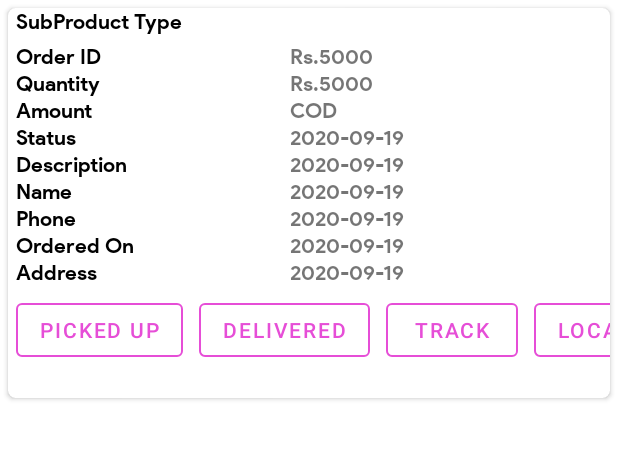
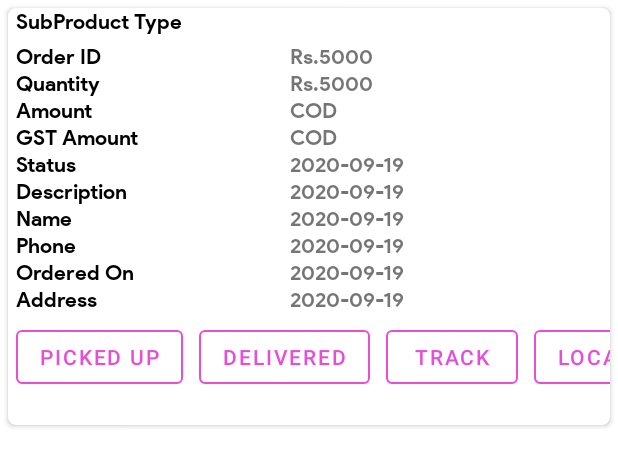
Before and after one commit to NetworkSoftware/NanjilMartDeliveryBoy, an Android app: the layout order_row_item.xml on its own in the app's theme, with its tools: preview values and no code run, on a phone screen of 412 x 824 dp. Shown: the top 466 px of the screen. Run offline under Robolectric (Android 15) with nearby library versions, the phone set to English and light mode, and no system bars; network calls fail.

Commit message:
gopalcommit06/20

```diff
--- a/app/build.gradle
+++ b/app/build.gradle
@@ -10,8 +10,8 @@ android {
         applicationId "pro.network.nanjilmartdelivery"
         minSdkVersion 19
         targetSdkVersion 30
-        versionCode 8
-        versionName "1.0.8"
+        versionCode 9
+        versionName "1.0.9"
         multiDexEnabled true
         testInstrumentationRunner "androidx.test.runner.AndroidJUnitRunner"
     }
--- a/app/src/main/java/pro/network/nanjilmartdelivery/app/PdfConfig.java
+++ b/app/src/main/java/pro/network/nanjilmartdelivery/app/PdfConfig.java
@@ -138,6 +138,11 @@ public class PdfConfig {
         table7.addCell(createTextLeft("", catNormalFont, false));
         table7.addCell(createTextRight("Delivery Fee", catNormalFont));
         table7.addCell(createTextLeft(mainbean.getDcharge(), catNormalFont, false));
+
+        table7.addCell(createTextLeft("", catNormalFont, false));
+        table7.addCell(createTextLeft("", catNormalFont, false));
+        table7.addCell(createTextRight("GST Amount", catNormalFont));
+        table7.addCell(createTextLeft(mainbean.getGstAmt(), catNormalFont, false));
 
         table7.addCell(createTextLeft("", catNormalFont, false));
         table7.addCell(createTextLeft("", catNormalFont, false));
--- a/app/src/main/java/pro/network/nanjilmartdelivery/product/MainActivityOrder.java
+++ b/app/src/main/java/pro/network/nanjilmartdelivery/product/MainActivityOrder.java
@@ -159,6 +159,7 @@ public class MainActivityOrder extends AppCompatActivity implements OrderAdapter
                             order.setPhone(jsonObject.getString("phone"));
                             order.setAddress(jsonObject.getString("address"));
                             order.setReson(jsonObject.getString("reason"));
+                            order.setGstAmt(jsonObject.getString("gstAmt"));
                             order.setCreatedOn(jsonObject.getString("createdon"));
                             order.setTotal(jsonObject.getString("total"));
                             order.setSubProduct(jsonObject.getString("subProduct"));
--- a/app/src/main/java/pro/network/nanjilmartdelivery/product/OrderAdapter.java
+++ b/app/src/main/java/pro/network/nanjilmartdelivery/product/OrderAdapter.java
@@ -49,6 +49,7 @@ public class OrderAdapter extends RecyclerView.Adapter<OrderAdapter.MyViewHolder
         holder.order_id.setText("#"+ order.getId());
         holder.quantity.setText(order.getQuantity());
         holder.status.setText(order.getStatus());
+        holder.gstAmt.setText(order.gstAmt);
         holder.phone.setText(order.getPhone());
         holder.name.setText(order.getName());
         holder.address.setText(order.getAddress());
@@ -181,7 +182,7 @@ public class OrderAdapter extends RecyclerView.Adapter<OrderAdapter.MyViewHolder
 
     public class MyViewHolder extends RecyclerView.ViewHolder {
         public TextView name, price, status, quantity,
-                phone, orderedOn, address, reason,order_id,location,subProduct;
+                phone, orderedOn,gstAmt, address, reason,order_id,location,subProduct;
         public ImageView thumbnail;
         public RecyclerView cart_sub_list;
         Button deliveredBtn, whatsapp, call,
@@ -194,6 +195,7 @@ public class OrderAdapter extends RecyclerView.Adapter<OrderAdapter.MyViewHolder
             order_id = view.findViewById(R.id.order_id);
             price = view.findViewById(R.id.price);
             name = view.findViewById(R.id.name);
+            gstAmt = view.findViewById(R.id.gstAmt);
             phone = view.findViewById(R.id.phone);
             status = view.findViewById(R.id.status);
             quantity = view.findViewById(R.id.quantity);
--- a/app/src/main/res/layout/order_row_item.xml
+++ b/app/src/main/res/layout/order_row_item.xml
@@ -80,6 +80,15 @@
                     android:fontFamily="@font/sans_bold"
                     android:gravity="left"
                     android:text="Amount"
+                    android:textColor="@android:color/black" />
+                <TextView
+                    android:layout_width="match_parent"
+                    android:layout_height="wrap_content"
+                    android:layout_gravity="left"
+                    android:layout_marginRight="10dp"
+                    android:fontFamily="@font/sans_bold"
+                    android:gravity="left"
+                    android:text="GST Amount"
                     android:textColor="@android:color/black" />
 
                 <TextView
@@ -175,6 +184,16 @@
 
                 <TextView
                     android:id="@+id/price"
+                    android:layout_width="match_parent"
+                    android:layout_height="wrap_content"
+                    android:layout_gravity="left"
+                    android:layout_marginLeft="15dp"
+                    android:fontFamily="@font/sans_bold"
+                    android:gravity="left"
+                    android:text="COD" />
+
+                <TextView
+                    android:id="@+id/gstAmt"
                     android:layout_width="match_parent"
                     android:layout_height="wrap_content"
                     android:layout_gravity="left"
```
Also changed, not shown: app/src/main/java/pro/network/nanjilmartdelivery/product/Order.java (+11 -2 lines).
